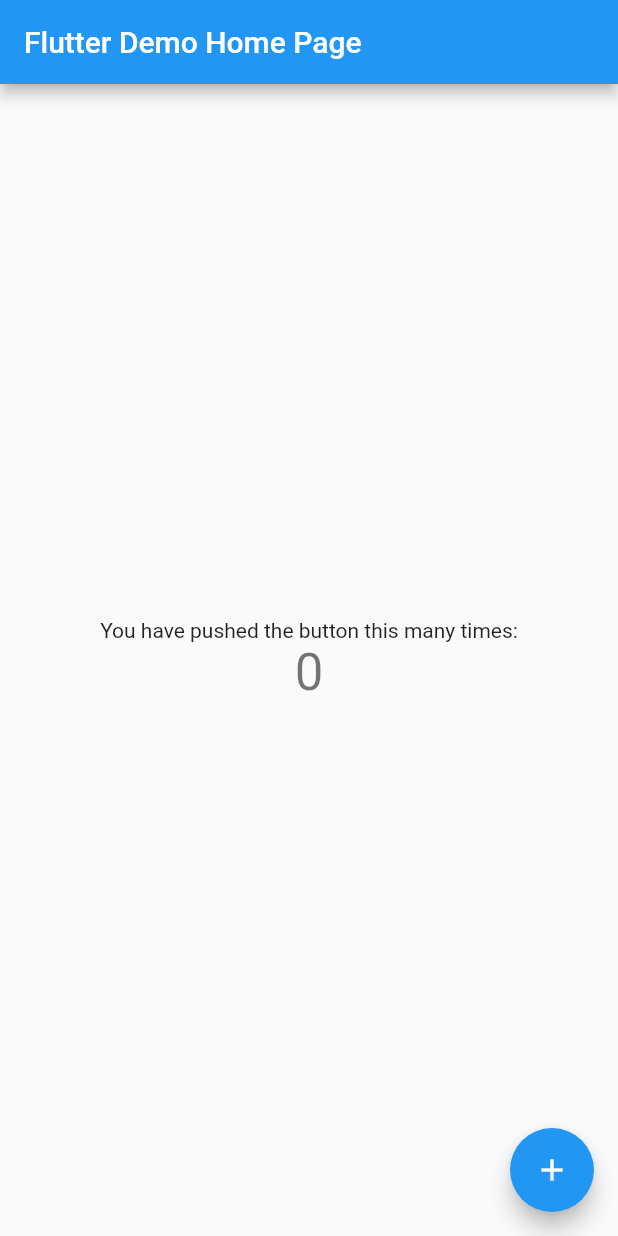
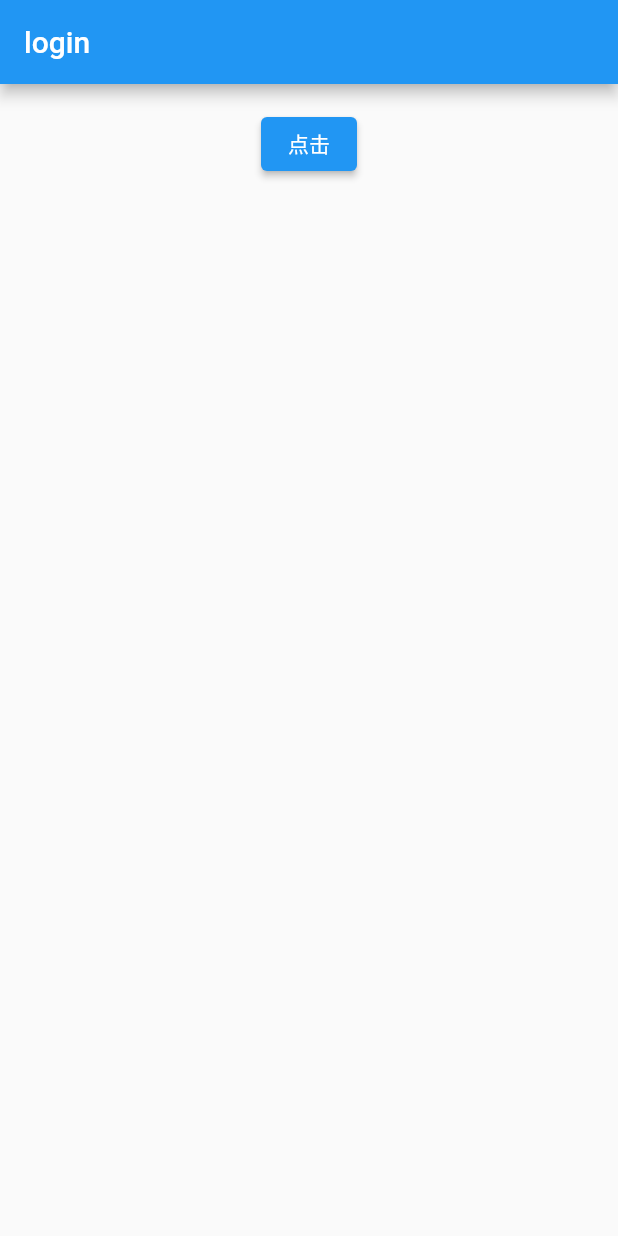
Before and after one commit to miaodongCoder/flutter_woo_commerce, a Flutter app: the screen it shows after launch, on a phone screen of 412 x 824 dp. Run offline on Flutter 3.47's test engine with Material 2 defaults, Android fonts, the light colour scheme and no system bars; our stand-ins replace get.

Commit message:
**add => ** 逻辑页面和数据分离;

```diff
--- a/lib/common/routers/index.dart
+++ b/lib/common/routers/index.dart
@@ -1,3 +1,3 @@
 library routers;
 
-// export './xxxx.dart';
+export 'pages.dart';
--- /dev/null
+++ b/lib/common/routers/pages.dart
@@ -0,0 +1,12 @@
+import 'package:flutter_woo_commerce/pages/system/login/index.dart';
+import 'package:get/route_manager.dart';
+
+class RoutePages {
+  static List<GetPage> list = [
+    GetPage(
+      name: "/",
+      page: () => const LoginPage(),
+      binding: LoginBinding(),
+    ),
+  ];
+}
--- a/lib/main.dart
+++ b/lib/main.dart
@@ -1,5 +1,7 @@
 import 'package:flutter/material.dart';
 import 'package:get/route_manager.dart';
+
+import 'common/index.dart';
 
 void main() {
   runApp(const MyApp());
@@ -16,53 +18,8 @@
         primarySwatch: Colors.blue,
       ),
       debugShowCheckedModeBanner: false,
-      home: const MyHomePage(title: 'Flutter Demo Home Page'),
+      initialRoute: "/",
+      getPages: RoutePages.list,
     );
   }
 }
-
-class MyHomePage extends StatefulWidget {
-  const MyHomePage({super.key, required this.title});
-  final String title;
-
-  @override
-  State<MyHomePage> createState() => _MyHomePageState();
-}
-
-class _MyHomePageState extends State<MyHomePage> {
-  int _counter = 0;
-
-  void _incrementCounter() {
-    setState(() {
-      _counter++;
-    });
-  }
-
-  @override
-  Widget build(BuildContext context) {
-    return Scaffold(
-      appBar: AppBar(
-        title: Text(widget.title),
-      ),
-      body: Center(
-        child: Column(
-          mainAxisAlignment: MainAxisAlignment.center,
-          children: <Widget>[
-            const Text(
-              'You have pushed the button this many times:',
-            ),
-            Text(
-              '$_counter',
-              style: Theme.of(context).textTheme.headlineMedium,
-            ),
-          ],
-        ),
-      ),
-      floatingActionButton: FloatingActionButton(
-        onPressed: _incrementCounter,
-        tooltip: 'Increment',
-        child: const Icon(Icons.add),
-      ),
-    );
-  }
-}
--- /dev/null
+++ b/lib/pages/system/login/bindings.dart
@@ -0,0 +1,11 @@
+import 'package:get/get.dart';
+
+import 'controller.dart';
+
+/// 路由懒加载:
+class LoginBinding implements Bindings {
+  @override
+  void dependencies() {
+    Get.lazyPut<LoginController>(() => LoginController());
+  }
+}
--- /dev/null
+++ b/lib/pages/system/login/index.dart
@@ -0,0 +1,6 @@
+library login;
+
+export './state.dart';
+export './controller.dart';
+export './bindings.dart';
+export './view.dart';
--- /dev/null
+++ b/lib/pages/system/login/state.dart
@@ -0,0 +1,8 @@
+import 'package:get/get.dart';
+
+class LoginState {
+  // title
+  final _title = "".obs;
+  set title(value) => _title.value = value;
+  get title => _title.value;
+}
--- /dev/null
+++ b/lib/pages/system/login/view.dart
@@ -0,0 +1,40 @@
+import 'package:flutter/material.dart';
+import 'package:get/get.dart';
+
+import 'index.dart';
+import 'widgets/widgets.dart';
+
+class LoginPage extends GetView<LoginController> {
+  const LoginPage({Key? key}) : super(key: key);
+
+  // 主视图
+  Widget _buildView() {
+    // return const HelloWidget();
+    return Center(
+      child: Column(
+        children: [
+          const HelloWidget(),
+          ElevatedButton(
+              onPressed: () {
+                controller.onTap(DateTime.now().microsecondsSinceEpoch);
+              },
+              child: const Text("点击"))
+        ],
+      ),
+    );
+  }
+
+  @override
+  Widget build(BuildContext context) {
+    return GetBuilder<LoginController>(
+      builder: (_) {
+        return Scaffold(
+          appBar: AppBar(title: const Text("login")),
+          body: SafeArea(
+            child: _buildView(),
+          ),
+        );
+      },
+    );
+  }
+}
--- /dev/null
+++ b/lib/pages/system/login/widgets/hello.dart
@@ -0,0 +1,17 @@
+import 'package:flutter/material.dart';
+import 'package:get/get.dart';
+
+import '../index.dart';
+
+/// hello
+class HelloWidget extends GetView<LoginController> {
+  const HelloWidget({Key? key}) : super(key: key);
+
+  @override
+  Widget build(BuildContext context) {
+    return Center(
+      // 数据是通过Obx触发更新的操作:
+      child: Obx(() => Text(controller.state.title)),
+    );
+  }
+}
--- /dev/null
+++ b/lib/pages/system/login/widgets/widgets.dart
@@ -0,0 +1,3 @@
+library widgets;
+
+export './hello.dart';
--- /dev/null
+++ b/lib/pages/system/register/index.dart
@@ -0,0 +1,6 @@
+library register;
+
+export './state.dart';
+export './controller.dart';
+export './bindings.dart';
+export './view.dart';
--- /dev/null
+++ b/lib/pages/system/register/state.dart
@@ -0,0 +1,8 @@
+import 'package:get/get.dart';
+
+class RegisterState {
+  // title
+  final _title = "".obs;
+  set title(value) => _title.value = value;
+  get title => _title.value;
+}
--- /dev/null
+++ b/lib/pages/system/register/widgets/hello.dart
@@ -0,0 +1,16 @@
+import 'package:flutter/material.dart';
+import 'package:get/get.dart';
+
+import '../index.dart';
+
+/// hello
+class HelloWidget extends GetView<RegisterController> {
+  const HelloWidget({Key? key}) : super(key: key);
+
+  @override
+  Widget build(BuildContext context) {
+    return Center(
+      child: Obx(() => Text(controller.state.title)),
+    );
+  }
+}
--- /dev/null
+++ b/lib/pages/system/register/widgets/widgets.dart
@@ -0,0 +1,3 @@
+library widgets;
+
+export './hello.dart';
```
Also changed, not shown: lib/pages/system/login/controller.dart (added, +38 -0 lines), lib/pages/system/register/bindings.dart (added, +10 -0 lines), lib/pages/system/register/controller.dart (added, +41 -0 lines), lib/pages/system/register/view.dart (added, +28 -0 lines).
